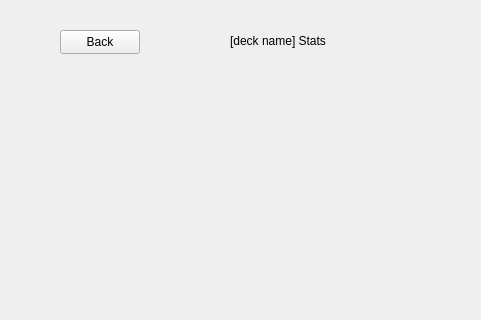
This is deckstatswidget.ui in hsetlik/Codex_oldDt5 as Qt 5 draws it before an edit; both pictures show x 0 to 481 and y 0 to 320 of the 800 by 600 pixel window. The edited form follows.
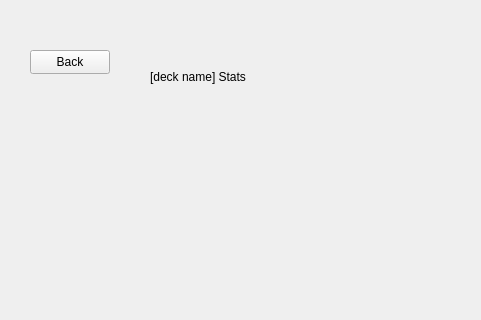
This is the edited form.

What changed in the file:
```diff
--- a/deckstatswidget.ui
+++ b/deckstatswidget.ui
@@ -13,27 +13,11 @@
   <property name="windowTitle">
    <string>Form</string>
   </property>
-  <widget class="QLabel" name="nameLabel">
-   <property name="geometry">
-    <rect>
-     <x>230</x>
-     <y>20</y>
-     <width>121</width>
-     <height>41</height>
-    </rect>
-   </property>
-   <property name="text">
-    <string>[deck name] Stats</string>
-   </property>
-   <property name="scaledContents">
-    <bool>true</bool>
-   </property>
-  </widget>
   <widget class="QPushButton" name="backButton">
    <property name="geometry">
     <rect>
-     <x>60</x>
-     <y>30</y>
+     <x>30</x>
+     <y>50</y>
      <width>80</width>
      <height>24</height>
     </rect>
@@ -42,6 +26,31 @@
     <string>Back</string>
    </property>
   </widget>
+  <widget class="QWidget" name="verticalLayoutWidget">
+   <property name="geometry">
+    <rect>
+     <x>150</x>
+     <y>70</y>
+     <width>501</width>
+     <height>461</height>
+    </rect>
+   </property>
+   <layout class="QVBoxLayout" name="mainLayout">
+    <item>
+     <widget class="QLabel" name="nameLabel">
+      <property name="text">
+       <string>[deck name] Stats</string>
+      </property>
+      <property name="scaledContents">
+       <bool>true</bool>
+      </property>
+      <property name="alignment">
+       <set>Qt::AlignLeading|Qt::AlignLeft|Qt::AlignTop</set>
+      </property>
+     </widget>
+    </item>
+   </layout>
+  </widget>
  </widget>
  <resources/>
  <connections/>
```
